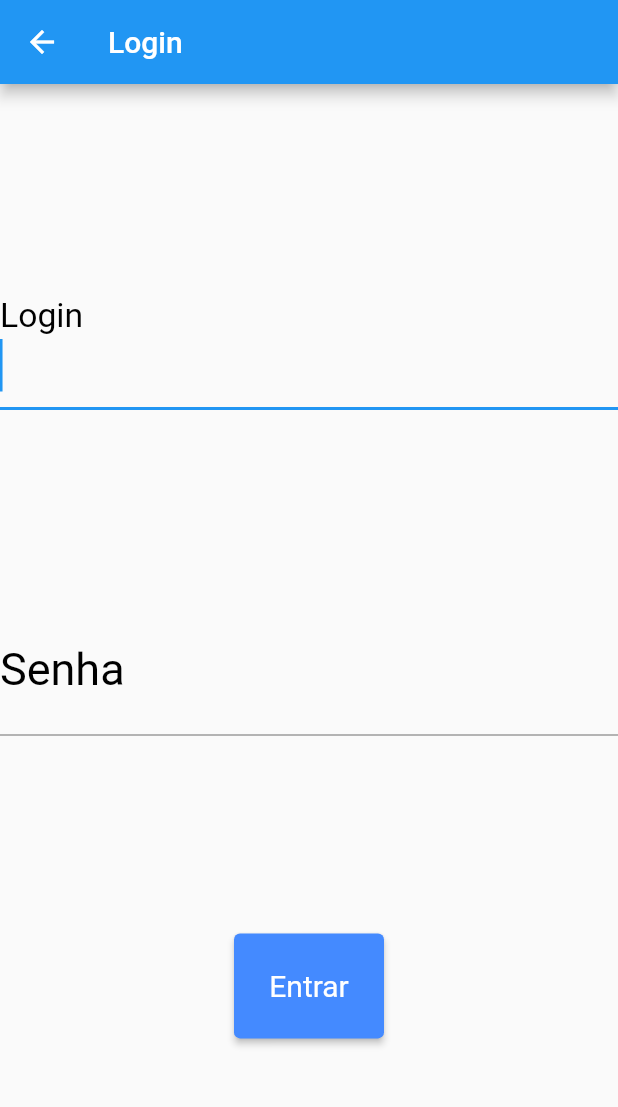
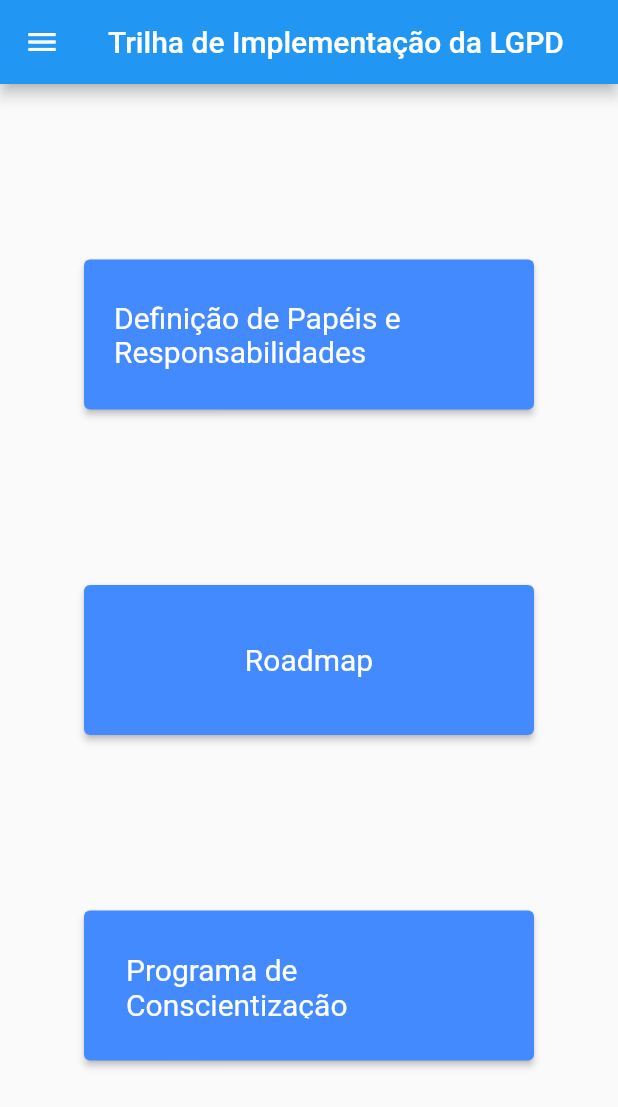
Before and after one commit to CinthyaABittencourt/lgpdsuporte_app, a Flutter app: the TeladeLogin screen opened directly, after a tap on "Entrar", on a phone screen of 412 x 824 dp. Shown: the top 1107 px of the screen. Run offline on Flutter 3.47's test engine with Material 2 defaults, Android fonts, the phone set to English and light mode, and no system bars.

Commit message:
Tela de Início de Implementação

```diff
--- a/lib/main.dart
+++ b/lib/main.dart
@@ -29,7 +29,7 @@ class PrimeiraRota extends StatelessWidget {
                                                 ConstrainedBox(
                                                         constraints: BoxConstraints.tightFor(width: 300, height: 100),
                                                         child: ElevatedButton(
-                                                                child: Text('CONTROLADORES'),
+                                                                child: Text('CONTROLADOR'),
                                                                 onPressed: () {
                                                                         Navigator.push(
                                                                                 context,
@@ -49,7 +49,7 @@ class PrimeiraRota extends StatelessWidget {
                                                 ConstrainedBox(
                                                         constraints: BoxConstraints.tightFor(width: 300, height: 100),
                                                         child: ElevatedButton(
-                                                                child: Text('USUÁRIOS'),
+                                                                child: Text('USUÁRIO'),
                                                                 onPressed: () {
                                                                         Navigator.push(
                                                                                 context,
@@ -108,7 +108,7 @@ class TeladeLogin extends StatelessWidget {
                                                                         Navigator.push(
                                                                                 context,
                                                                                 MaterialPageRoute(
-                                                                                    builder: (context) => TeladeLogin()),
+                                                                                    builder: (context) => Controlador()),
                                                                         );
                                                                 },
                                                                 style: ButtonStyle(
@@ -125,3 +125,79 @@ class TeladeLogin extends StatelessWidget {
                 );
         }
 }
+
+class Controlador extends StatelessWidget {
+        @override
+        Widget build(BuildContext context) {
+                return Scaffold(
+                        appBar: AppBar(
+                                title: Text("Trilha de Implementação da LGPD"),
+                        ),
+                        drawer: Drawer(),
+                        body: Center(
+                                child: Column(
+                                        mainAxisAlignment: MainAxisAlignment.spaceEvenly,
+                                        children: [
+                                                ConstrainedBox(
+                                                        constraints: BoxConstraints.tightFor(width: 300, height: 100),
+                                                        child: ElevatedButton(
+                                                                child: Text('Definição de Papéis e Responsabilidades'),
+                                                                onPressed: () {
+                                                                        Navigator.push(
+                                                                                context,
+                                                                                MaterialPageRoute(
+                                                                                    builder: (context) => Controlador()),
+                                                                        );
+                                                                },
+                                                                style: ButtonStyle(
+                                                                    backgroundColor:
+                                                                    MaterialStateProperty.all(Colors.blueAccent),
+                                                                    padding: MaterialStateProperty.all(EdgeInsets.all(20)),
+                                                                    textStyle:
+                                                                    MaterialStateProperty.all(TextStyle(fontSize: 20))),
+                                                        ),
+                                                ),
+                                                ConstrainedBox(
+                                                        constraints: BoxConstraints.tightFor(width: 300, height: 100),
+                                                        child: ElevatedButton(
+                                                                child: Text('Roadmap'),
+                                                                onPressed: () {
+                                                                        Navigator.push(
+                                                                                context,
+                                                                                MaterialPageRoute(
+                                                                                    builder: (context) => Controlador()),
+                                                                        );
+                                                                },
+                                                                style: ButtonStyle(
+                                                                    backgroundColor:
+                                                                    MaterialStateProperty.all(Colors.blueAccent),
+                                                                    padding: MaterialStateProperty.all(EdgeInsets.all(28)),
+                                                                    textStyle:
+                                                                    MaterialStateProperty.all(TextStyle(fontSize: 20))),
+                                                        ),
+                                                ),
+                                                ConstrainedBox(
+                                                        constraints: BoxConstraints.tightFor(width: 300, height: 100),
+                                                        child: ElevatedButton(
+                                                                child: Text('Programa de Conscientização'),
+                                                                onPressed: () {
+                                                                        Navigator.push(
+                                                                                context,
+                                                                                MaterialPageRoute(
+                                                                                    builder: (context) => Controlador()),
+                                                                        );
+                                                                },
+                                                                style: ButtonStyle(
+                                                                    backgroundColor:
+                                                                    MaterialStateProperty.all(Colors.blueAccent),
+                                                                    padding: MaterialStateProperty.all(EdgeInsets.all(28)),
+                                                                    textStyle:
+                                                                    MaterialStateProperty.all(TextStyle(fontSize: 20))),
+                                                        ),
+                                                ),
+                                        ],
+                                ),
+                        ),
+                );
+        }
+}
```
Also changed, not shown: 3 other files.
